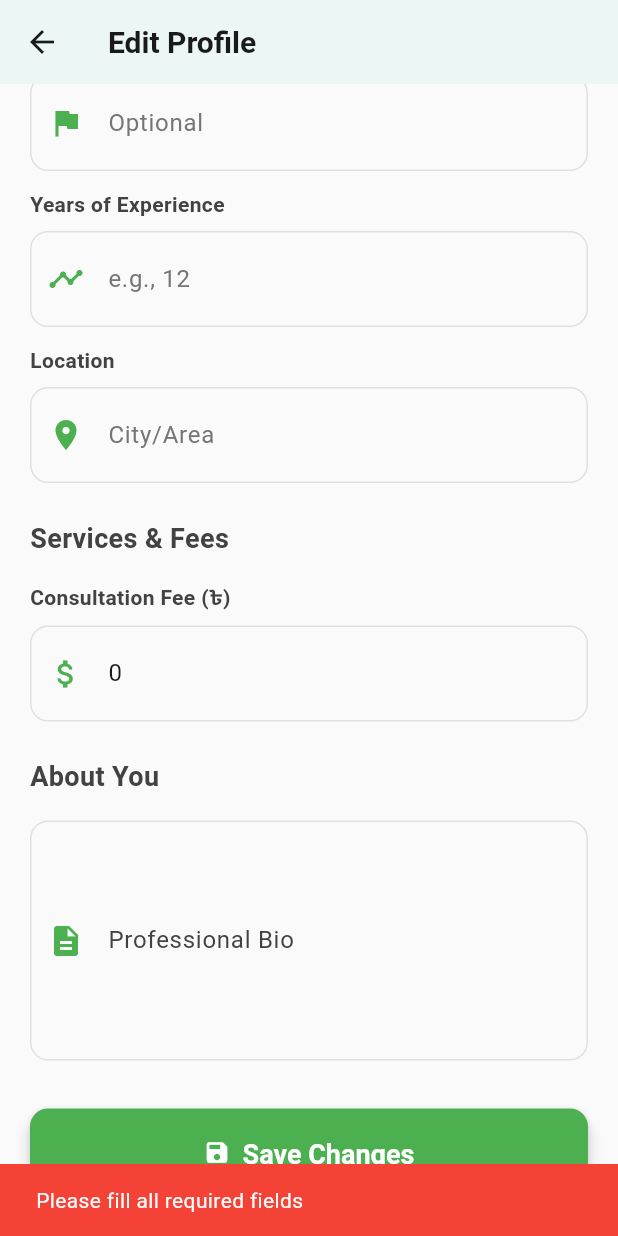
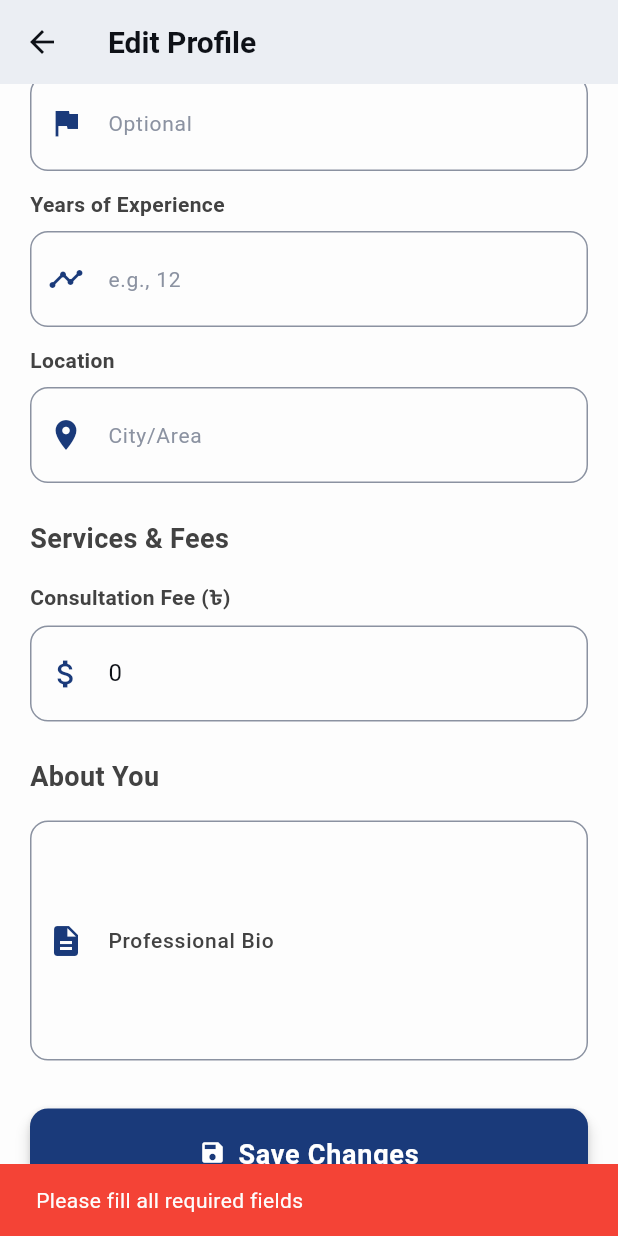
Before and after one commit to Abir2007049/MediHub, a Flutter app: the DoctorEditProfileScreen screen opened by its route, scrolled down 1152 dp, after a tap on "Save Changes", on a phone screen of 412 x 824 dp. Run offline on Flutter 3.47's test engine with Material 3 defaults, Android fonts, the phone set to English and light mode, and no system bars; our stand-ins replace envied, flutter_bloc, freezed_annotation, get_it, go_router, image_picker and 3 more; accounts and stored records are empty; generated files the repository leaves out were written again.

Commit message:
Refactor color usage in doctor and patient screens to utilize Theme's ColorScheme
- Updated background colors to use Theme's scaffoldBackgroundColor for consistency.
- Replaced hardcoded colors with ColorScheme properties for primary, secondary, and primaryContainer.
- Adjusted AppBar and other UI elements to reflect the new color scheme.
- Enhanced loading indicators and buttons to align with the primary color.
- Improved overall UI consistency across doctor and patient history, home, profile, and prescription screens.

```diff
--- a/lib/core/router/app_router.dart
+++ b/lib/core/router/app_router.dart
@@ -1,5 +1,7 @@
+import 'package:flutter/material.dart';
 import 'package:go_router/go_router.dart';
 import 'package:supabase_flutter/supabase_flutter.dart';
+import 'package:medihub/core/theme/app_theme.dart';
 
 import 'package:medihub/models/doctor_profile.dart';
 import 'package:medihub/models/appointment.dart';
@@ -18,6 +20,14 @@ import 'package:medihub/features/doctor/presentation/screens/doctor_history_scre
 import 'package:medihub/features/doctor/presentation/screens/doctor_edit_profile_screen.dart';
 import 'package:medihub/features/prescription/presentation/screens/prescription_screen.dart';
 import 'package:medihub/features/prescription/presentation/screens/patient_prescription_screen.dart';
+
+Widget _withPatientTheme(Widget child) {
+  return Theme(data: getPatientTheme(), child: child);
+}
+
+Widget _withDoctorTheme(Widget child) {
+  return Theme(data: getDoctorTheme(), child: child);
+}
 
 final GoRouter appRouter = GoRouter(
   initialLocation: '/',
@@ -50,28 +60,31 @@ final GoRouter appRouter = GoRouter(
     GoRoute(
       path: '/doctor-auth',
       name: 'doctor-auth',
-      builder: (context, state) => const DoctorAuthScreen(),
+      builder: (context, state) => _withDoctorTheme(const DoctorAuthScreen()),
     ),
 
     // ── Patient flow ──────────────────────────────────────────
     GoRoute(
       path: '/patient',
       name: 'patient-home',
-      builder: (context, state) => const PatientHomeScreen(),
+      builder: (context, state) => _withPatientTheme(const PatientHomeScreen()),
       routes: [
         GoRoute(
           path: 'history',
           name: 'patient-history',
-          builder: (context, state) => const PatientHistoryScreen(),
+          builder: (context, state) =>
+              _withPatientTheme(const PatientHistoryScreen()),
           routes: [
             GoRoute(
               path: 'prescription',
               name: 'patient-prescription',
               builder: (context, state) {
                 final extra = state.extra as Map<String, dynamic>;
-                return PatientPrescriptionScreen(
+                return _withPatientTheme(
+                  PatientPrescriptionScreen(
                     prescription: extra['prescription'] as Prescription,
                     appointment: extra['appointment'] as Appointment,
+                  ),
                 );
               },
             ),
@@ -82,7 +95,7 @@ final GoRouter appRouter = GoRouter(
           name: 'doctor-profile',
           builder: (context, state) {
             final doctor = state.extra as DoctorProfile;
-            return DoctorProfileScreen(doctor: doctor);
+            return _withPatientTheme(DoctorProfileScreen(doctor: doctor));
           },
           routes: [
             GoRoute(
@@ -90,7 +103,9 @@ final GoRouter appRouter = GoRouter(
               name: 'appointment-booking',
               builder: (context, state) {
                 final doctor = state.extra as DoctorProfile;
-                return AppointmentBookingScreen(doctor: doctor);
+                return _withPatientTheme(
+                  AppointmentBookingScreen(doctor: doctor),
+                );
               },
               routes: [
                 GoRoute(
@@ -98,12 +113,14 @@ final GoRouter appRouter = GoRouter(
                   name: 'payment',
                   builder: (context, state) {
                     final extra = state.extra as Map<String, dynamic>;
-                    return PaymentScreen(
+                    return _withPatientTheme(
+                      PaymentScreen(
                         doctor: extra['doctor'] as DoctorProfile,
                         selectedDay: extra['selectedDay'] as String,
                         selectedSerialNumber:
                             extra['selectedSerialNumber'] as int,
                         approximateTime: extra['approximateTime'] as String?,
+                      ),
                     );
                   },
                 ),
@@ -118,24 +135,28 @@ final GoRouter appRouter = GoRouter(
     GoRoute(
       path: '/doctor',
       name: 'doctor-home',
-      builder: (context, state) => const DoctorHomeScreen(),
+      builder: (context, state) => _withDoctorTheme(const DoctorHomeScreen()),
       routes: [
         GoRoute(
           path: 'edit-profile',
           name: 'doctor-edit-profile',
-          builder: (context, state) => const DoctorEditProfileScreen(),
+          builder: (context, state) =>
+              _withDoctorTheme(const DoctorEditProfileScreen()),
         ),
         GoRoute(
           path: 'history',
           name: 'doctor-history',
-          builder: (context, state) => const DoctorHistoryScreen(),
+          builder: (context, state) =>
+              _withDoctorTheme(const DoctorHistoryScreen()),
           routes: [
             GoRoute(
               path: 'prescription',
               name: 'prescription',
               builder: (context, state) {
                 final appointment = state.extra as Appointment;
-                return PrescriptionScreen(appointment: appointment);
+                return _withDoctorTheme(
+                  PrescriptionScreen(appointment: appointment),
+                );
               },
             ),
           ],
--- a/lib/features/doctor/presentation/screens/doctor_edit_profile_screen.dart
+++ b/lib/features/doctor/presentation/screens/doctor_edit_profile_screen.dart
@@ -16,6 +16,12 @@ class DoctorEditProfileScreen extends StatefulWidget {
 }
 
 class _DoctorEditProfileScreenState extends State<DoctorEditProfileScreen> {
+  ColorScheme get _colors => Theme.of(context).colorScheme;
+  Color get _primary => _colors.primary;
+  Color get _primaryContainer => _colors.primaryContainer;
+  Color get _surface => _colors.surface;
+  Color get _outline => _colors.outline;
+
   late TextEditingController _nameController;
   late TextEditingController _specializationController;
   late TextEditingController _degreeController;
@@ -143,9 +149,9 @@ class _DoctorEditProfileScreenState extends State<DoctorEditProfileScreen> {
 
     if (mounted) {
       ScaffoldMessenger.of(context).showSnackBar(
-        const SnackBar(
+        SnackBar(
           content: Text('Profile updated successfully!'),
-          backgroundColor: Colors.green,
+          backgroundColor: _primary,
         ),
       );
       Future.delayed(const Duration(seconds: 1), () {
@@ -169,9 +175,7 @@ class _DoctorEditProfileScreenState extends State<DoctorEditProfileScreen> {
         if (profile == null) {
           return Scaffold(
             appBar: AppBar(title: const Text('Edit Profile')),
-            body: const Center(
-              child: CircularProgressIndicator(color: Colors.green),
-            ),
+            body: Center(child: CircularProgressIndicator(color: _primary)),
           );
         }
 
@@ -189,11 +193,11 @@ class _DoctorEditProfileScreenState extends State<DoctorEditProfileScreen> {
 
   Widget _buildForm() {
     return Scaffold(
-      backgroundColor: Colors.grey.shade50,
+      backgroundColor: Theme.of(context).scaffoldBackgroundColor,
       appBar: AppBar(
         title: const Text('Edit Profile'),
-        backgroundColor: Colors.white,
-        foregroundColor: Colors.black87,
+        backgroundColor: _surface,
+        foregroundColor: _colors.onSurface,
         elevation: 0,
         leading: IconButton(
           icon: const Icon(Icons.arrow_back),
@@ -216,8 +220,8 @@ class _DoctorEditProfileScreenState extends State<DoctorEditProfileScreen> {
                       height: 120,
                       decoration: BoxDecoration(
                         shape: BoxShape.circle,
-                        border: Border.all(color: Colors.green, width: 3),
-                        color: Colors.grey.shade100,
+                        border: Border.all(color: _primary, width: 3),
+                        color: _primaryContainer,
                       ),
                       child: _profileImagePath != null
                           ? ClipOval(
@@ -244,8 +248,8 @@ class _DoctorEditProfileScreenState extends State<DoctorEditProfileScreen> {
                     icon: const Icon(Icons.camera_alt),
                     label: const Text('Change Photo'),
                     style: OutlinedButton.styleFrom(
-                      foregroundColor: Colors.green,
-                      side: const BorderSide(color: Colors.green),
+                      foregroundColor: _primary,
+                      side: BorderSide(color: _primary),
                       shape: RoundedRectangleBorder(
                         borderRadius: BorderRadius.circular(8),
                       ),
@@ -362,20 +366,20 @@ class _DoctorEditProfileScreenState extends State<DoctorEditProfileScreen> {
                 hintText:
                     'Write about your experience, approach, and specialties...',
                 prefixIcon: const Icon(Icons.description),
-                prefixIconColor: Colors.green,
+                prefixIconColor: _primary,
                 border: OutlineInputBorder(
                   borderRadius: BorderRadius.circular(12),
                 ),
                 enabledBorder: OutlineInputBorder(
                   borderRadius: BorderRadius.circular(12),
-                  borderSide: BorderSide(color: Colors.grey.shade300),
+                  borderSide: BorderSide(color: _outline),
                 ),
                 focusedBorder: OutlineInputBorder(
                   borderRadius: BorderRadius.circular(12),
-                  borderSide: const BorderSide(color: Colors.green, width: 2),
+                  borderSide: BorderSide(color: _primary, width: 2),
                 ),
                 filled: true,
-                fillColor: Colors.grey.shade50,
+                fillColor: _surface,
               ),
             ),
             const SizedBox(height: 32),
@@ -384,7 +388,7 @@ class _DoctorEditProfileScreenState extends State<DoctorEditProfileScreen> {
             ElevatedButton(
               onPressed: _saveProfileChanges,
               style: ElevatedButton.styleFrom(
-                backgroundColor: Colors.green,
+                backgroundColor: _primary,
                 padding: const EdgeInsets.symmetric(vertical: 16),
                 shape: RoundedRectangleBorder(
                   borderRadius: BorderRadius.circular(12),
@@ -412,8 +416,8 @@ class _DoctorEditProfileScreenState extends State<DoctorEditProfileScreen> {
             OutlinedButton(
               onPressed: () => context.pop(),
               style: OutlinedButton.styleFrom(
-                foregroundColor: Colors.green,
-                side: const BorderSide(color: Colors.green),
+                foregroundColor: _primary,
+                side: BorderSide(color: _primary),
                 padding: const EdgeInsets.symmetric(vertical: 16),
                 shape: RoundedRectangleBorder(
                   borderRadius: BorderRadius.circular(12),
@@ -468,18 +472,18 @@ class _DoctorEditProfileScreenState extends State<DoctorEditProfileScreen> {
           decoration: InputDecoration(
             hintText: hint,
             prefixIcon: Icon(icon),
-            prefixIconColor: Colors.green,
+            prefixIconColor: _primary,
             border: OutlineInputBorder(borderRadius: BorderRadius.circular(12)),
             enabledBorder: OutlineInputBorder(
               borderRadius: BorderRadius.circular(12),
-              borderSide: BorderSide(color: Colors.grey.shade300),
+              borderSide: BorderSide(color: _outline),
             ),
             focusedBorder: OutlineInputBorder(
               borderRadius: BorderRadius.circular(12),
-              borderSide: const BorderSide(color: Colors.green, width: 2),
+              borderSide: BorderSide(color: _primary, width: 2),
             ),
             filled: true,
-            fillColor: Colors.grey.shade50,
+            fillColor: _surface,
           ),
         ),
       ],
--- a/lib/features/doctor/presentation/screens/doctor_home_screen.dart
+++ b/lib/features/doctor/presentation/screens/doctor_home_screen.dart
@@ -16,6 +16,10 @@ class DoctorHomeScreen extends StatefulWidget {
 }
 
 class _DoctorHomeScreenState extends State<DoctorHomeScreen> {
+  Color get _primary => Theme.of(context).colorScheme.primary;
+  Color get _secondary => Theme.of(context).colorScheme.secondary;
+  Color get _primaryContainer => Theme.of(context).colorScheme.primaryContainer;
+
   @override
   void initState() {
     super.initState();
@@ -42,15 +46,13 @@ class _DoctorHomeScreenState extends State<DoctorHomeScreen> {
       builder: (context, state) {
         if (state is DoctorProfileLoading || state is DoctorProfileInitial) {
           return Scaffold(
-            backgroundColor: Colors.grey.shade50,
-            body: const Center(
-              child: CircularProgressIndicator(color: Colors.green),
-            ),
+            backgroundColor: Theme.of(context).scaffoldBackgroundColor,
+            body: Center(child: CircularProgressIndicator(color: _primary)),
           );
         }
         if (state is DoctorProfileError) {
           return Scaffold(
-            backgroundColor: Colors.grey.shade50,
+            backgroundColor: Theme.of(context).scaffoldBackgroundColor,
             body: Center(child: Text('Error: ${state.message}')),
           );
         }
@@ -61,7 +63,7 @@ class _DoctorHomeScreenState extends State<DoctorHomeScreen> {
             : null;
         if (profile == null) {
           return Scaffold(
-            backgroundColor: Colors.grey.shade50,
+            backgroundColor: Theme.of(context).scaffoldBackgroundColor,
             body: const Center(child: Text('Profile not found')),
           );
         }
@@ -71,8 +73,10 @@ class _DoctorHomeScreenState extends State<DoctorHomeScreen> {
   }
 
   Widget _buildScaffold(DoctorProfile p) {
+    final colorScheme = Theme.of(context).colorScheme;
+
     return Scaffold(
-      backgroundColor: Colors.grey.shade50,
+      backgroundColor: Theme.of(context).scaffoldBackgroundColor,
       appBar: AppBar(
         title: Column(
           crossAxisAlignment: CrossAxisAlignment.start,
@@ -84,8 +88,8 @@ class _DoctorHomeScreenState extends State<DoctorHomeScreen> {
             ),
           ],
         ),
-        backgroundColor: Colors.white,
-        foregroundColor: Colors.green,
+        backgroundColor: colorScheme.surface,
+        foregroundColor: colorScheme.primary,
         elevation: 0,
         actions: [
           IconButton(
@@ -136,14 +140,14 @@ class _DoctorHomeScreenState extends State<DoctorHomeScreen> {
               padding: const EdgeInsets.all(20),
               decoration: BoxDecoration(
                 gradient: LinearGradient(
-                  colors: [Colors.green.shade400, Colors.green.shade600],
+                  colors: [_primary, _secondary],
                   begin: Alignment.topLeft,
                   end: Alignment.bottomRight,
                 ),
                 borderRadius: BorderRadius.circular(16),
                 boxShadow: [
                   BoxShadow(
-                    color: Colors.green.withOpacity(0.3),
+                    color: _primary.withOpacity(0.3),
                     blurRadius: 10,
                     offset: const Offset(0, 5),
                   ),
@@ -170,7 +174,7 @@ class _DoctorHomeScreenState extends State<DoctorHomeScreen> {
                                     backgroundColor: Colors.white,
                                     child: Icon(
                                       Icons.medical_services,
-                                      color: Colors.green.shade600,
+                                      color: _primary,
                                       size: 40,
                                     ),
                                   ),
@@ -180,7 +184,7 @@ class _DoctorHomeScreenState extends State<DoctorHomeScreen> {
                                 backgroundColor: Colors.white,
                                 child: Icon(
                                   Icons.medical_services,
-                                  color: Colors.green.shade600,
+                                  color: _primary,
                                   size: 40,
                                 ),
                               ),
@@ -237,7 +241,7 @@ class _DoctorHomeScreenState extends State<DoctorHomeScreen> {
               style: TextStyle(
                 fontSize: 18,
                 fontWeight: FontWeight.bold,
-                color: Colors.grey.shade800,
+                color: colorScheme.onSurface,
               ),
             ),
             const SizedBox(height: 12),
@@ -281,7 +285,7 @@ class _DoctorHomeScreenState extends State<DoctorHomeScreen> {
               style: TextStyle(
                 fontSize: 18,
                 fontWeight: FontWeight.bold,
-                color: Colors.grey.shade800,
+                color: colorScheme.onSurface,
               ),
             ),
             const SizedBox(height: 12),
@@ -296,7 +300,7 @@ class _DoctorHomeScreenState extends State<DoctorHomeScreen> {
               style: TextStyle(
                 fontSize: 18,
                 fontWeight: FontWeight.bold,
-                color: Colors.grey.shade800,
+                color: colorScheme.onSurface,
               ),
             ),
             const SizedBox(height: 12),
@@ -322,16 +326,16 @@ class _DoctorHomeScreenState extends State<DoctorHomeScreen> {
                 style: TextStyle(
                   fontSize: 18,
                   fontWeight: FontWeight.bold,
-                  color: Colors.grey.shade800,
+                  color: colorScheme.onSurface,
                 ),
               ),
               const SizedBox(height: 12),
               Container(
                 padding: const EdgeInsets.all(16),
                 decoration: BoxDecoration(
-                  color: Colors.white,
+                  color: colorScheme.surface,
                   borderRadius: BorderRadius.circular(12),
-                  border: Border.all(color: Colors.green.shade100),
+                  border: Border.all(color: _primaryContainer),
                 ),
                 child: Text(
                   p.description!,
@@ -360,7 +364,7 @@ class _DoctorHomeScreenState extends State<DoctorHomeScreen> {
               'Manage Schedule',
               'Update your consultation hours and availability',
               Icons.schedule,
-              Colors.green,
+              _primary,
             ),
             const SizedBox(height: 12),
             _buildFeatureCard(
@@ -381,7 +385,7 @@ class _DoctorHomeScreenState extends State<DoctorHomeScreen> {
               'Edit Profile',
               'Update your professional information',
               Icons.edit,
-              Colors.purple,
+              _secondary,
               onTap: _navigateToEditProfile,
             ),
             const SizedBox(height: 30),
@@ -392,12 +396,14 @@ class _DoctorHomeScreenState extends State<DoctorHomeScreen> {
   }
 
   Widget _buildInfoCard(String label, String value, IconData icon) {
+    final colorScheme = Theme.of(context).colorScheme;
+
     return Container(
       padding: const EdgeInsets.all(16),
       decoration: BoxDecoration(
-        color: Colors.white,
+        color: colorScheme.surface,
         borderRadius: BorderRadius.circular(12),
-        border: Border.all(color: Colors.green.shade100),
+        border: Border.all(color: colorScheme.outlineVariant),
         boxShadow: [
           BoxShadow(
             color: Colors.black.withOpacity(0.03),
@@ -412,10 +418,10 @@ class _DoctorHomeScreenState extends State<DoctorHomeScreen> {
             width: 50,
             height: 50,
             decoration: BoxDecoration(
-              color: Colors.green.shade50,
+              color: _primaryContainer,
               borderRadius: BorderRadius.circular(10),
             ),
-            child: Icon(icon, color: Colors.green, size: 24),
+            child: Icon(icon, color: _primary, size: 24),
           ),
           const SizedBox(width: 16),
           Expanded(
```
Also changed, not shown: lib/features/appointments/presentation/screens/appointment_booking_screen.dart (+22 -26 lines), lib/features/appointments/presentation/screens/payment_screen.dart (+18 -26 lines), lib/features/doctor/presentation/screens/doctor_history_screen.dart (+17 -19 lines), lib/features/doctor/presentation/screens/doctor_profile_screen.dart (+30 -37 lines), lib/features/patient/presentation/screens/patient_history_screen.dart (+15 -13 lines), lib/features/patient/presentation/screens/patient_home_screen.dart (+44 -61 lines), lib/features/prescription/presentation/screens/patient_prescription_screen.dart (+23 -23 lines), lib/features/prescription/presentation/screens/prescription_screen.dart (+29 -34 lines). Lines whose indentation alone changed are shown as unchanged.
